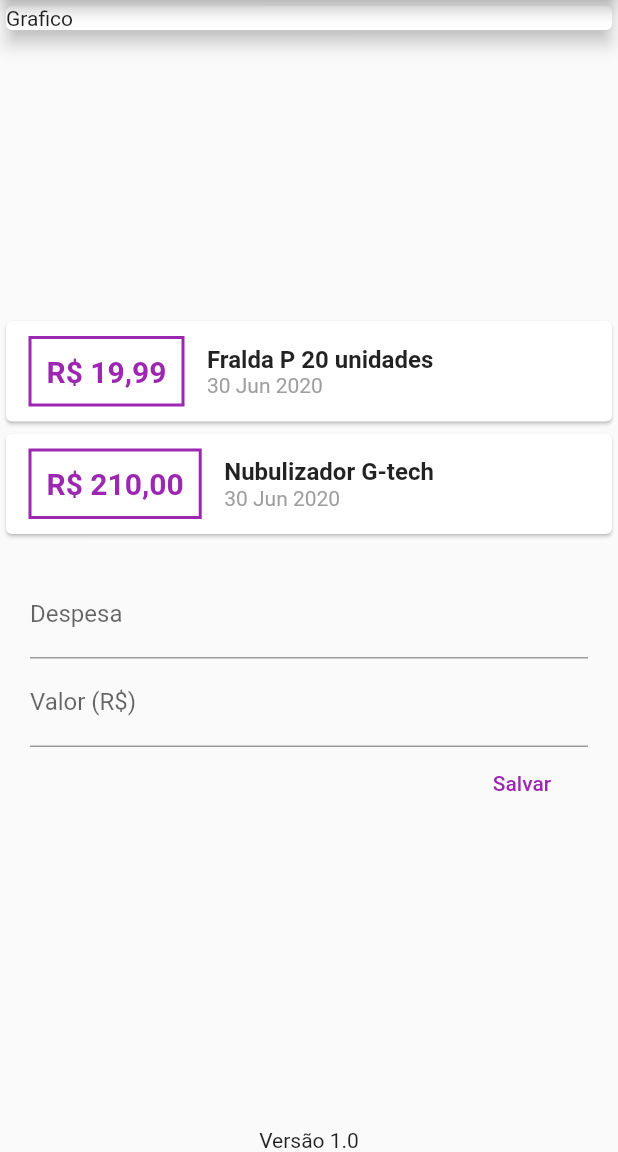
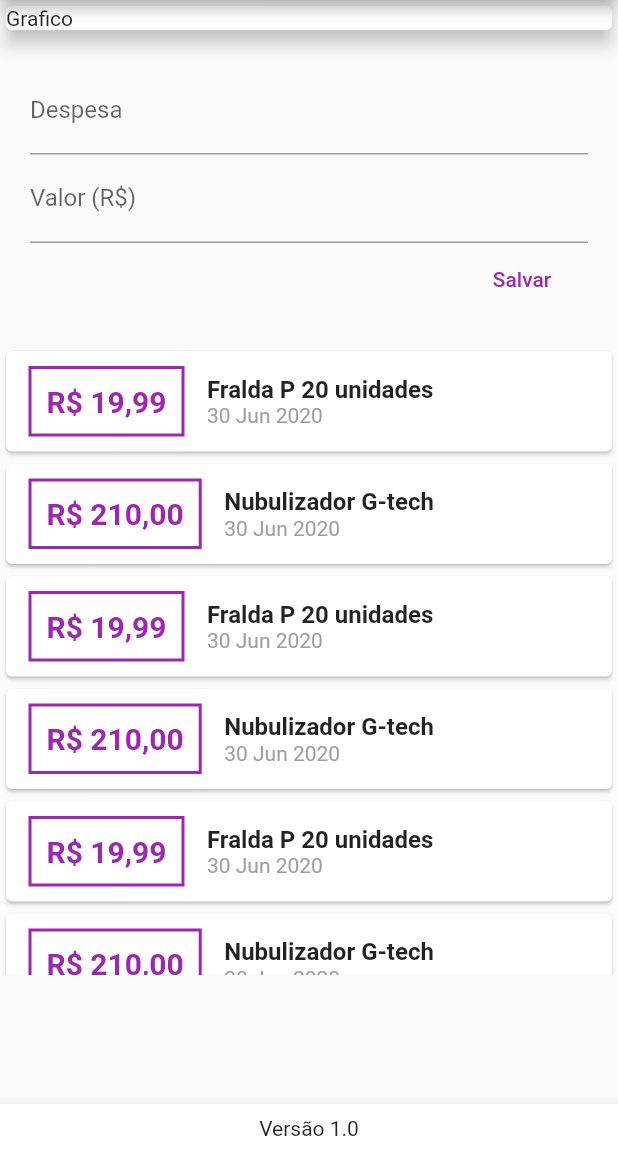
Before and after one commit to DaniloLM/despesas_pessoais, a Flutter app: the screen it shows after launch, after a tap on "Salvar", on a phone screen of 412 x 824 dp, the part 84-1236 px from its top. Run offline on Flutter 3.47's test engine with Material 2 defaults, Android fonts, the phone set to English and light mode, and no system bars.

Commit message:
Adicionando transaction e scroll

```diff
--- a/lib/components/transaction_form.dart
+++ b/lib/components/transaction_form.dart
@@ -3,6 +3,9 @@ import 'package:flutter/material.dart';
 class TransactionForm extends StatelessWidget {
   final titleController = TextEditingController();
   final valueController = TextEditingController();
+  final void Function(String, double) onSubmit;
+
+  TransactionForm(this.onSubmit);
 
   @override
   Widget build(BuildContext context) {
@@ -28,8 +31,8 @@ class TransactionForm extends StatelessWidget {
               FlatButton(
                 textColor: Colors.purple,
                 onPressed: () {
-                  print(titleController.text);
-                  print(valueController.text);
+                  final value = double.tryParse(valueController.text);
+                  onSubmit(titleController.text, value);
                 },
                 child: Text('Salvar'),
               ),
--- a/lib/components/transaction_list.dart
+++ b/lib/components/transaction_list.dart
@@ -9,7 +9,11 @@ class TransactionList extends StatelessWidget {
 
   @override
   Widget build(BuildContext context) {
-    return Column(
+    return Container(
+      height: 450,
+      padding: EdgeInsets.only(bottom: 30),
+      child: SingleChildScrollView(
+        child: Column(
           children: transactions.map((tr) {
             return Card(
               child: Row(
@@ -56,6 +60,8 @@ class TransactionList extends StatelessWidget {
               ),
             );
           }).toList(),
+        ),
+      ),
     );
   }
 }
--- a/lib/components/transaction_user.dart
+++ b/lib/components/transaction_user.dart
@@ -1,3 +1,5 @@
+import 'dart:math';
+
 import 'package:despesas_pessoais/components/transaction_form.dart';
 import 'package:despesas_pessoais/components/transaction_list.dart';
 import 'package:despesas_pessoais/model/transaction.dart';
@@ -22,14 +24,69 @@ class _TransactionUserState extends State<TransactionUser> {
       value: 210.00,
       date: DateTime.now(),
     ),
+    Transaction(
+      id: 't3',
+      title: 'Fralda P 20 unidades',
+      value: 19.99,
+      date: DateTime.now(),
+    ),
+    Transaction(
+      id: 't4',
+      title: 'Nubulizador G-tech',
+      value: 210.00,
+      date: DateTime.now(),
+    ),
+    Transaction(
+      id: 't5',
+      title: 'Fralda P 20 unidades',
+      value: 19.99,
+      date: DateTime.now(),
+    ),
+    Transaction(
+      id: 't6',
+      title: 'Nubulizador G-tech',
+      value: 210.00,
+      date: DateTime.now(),
+    ),
+    Transaction(
+      id: 't7',
+      title: 'Nubulizador G-tech',
+      value: 210.00,
+      date: DateTime.now(),
+    ),
+    Transaction(
+      id: 't8',
+      title: 'Fralda P 20 unidades',
+      value: 19.99,
+      date: DateTime.now(),
+    ),
+    Transaction(
+      id: 't9',
+      title: 'Nubulizador G-tech',
+      value: 210.00,
+      date: DateTime.now(),
+    ),
   ];
+
+  _addTransaction(String title, double value) {
+    final newTransaction = Transaction(
+      id: Random().nextDouble().toString(),
+      title: title,
+      value: value,
+      date: DateTime.now(),
+    );
+
+    setState(() {
+      _transaction.add(newTransaction);
+    });
+  }
 
   @override
   Widget build(BuildContext context) {
     return Column(
       children: <Widget>[
+        TransactionForm(_addTransaction),
         TransactionList(_transaction),
-        TransactionForm(),
       ],
     );
   }
--- a/lib/pages/homePage.dart
+++ b/lib/pages/homePage.dart
@@ -8,8 +8,9 @@ class HomePage extends StatelessWidget {
       appBar: AppBar(
         title: Text('Despesas Pessoais'),
       ),
-      body: Column(
-        mainAxisAlignment: MainAxisAlignment.spaceBetween,
+      body: SingleChildScrollView(
+        child: Column(
+          mainAxisAlignment: MainAxisAlignment.start,
           children: <Widget>[
             Container(
               width: double.infinity,
@@ -19,10 +20,20 @@ class HomePage extends StatelessWidget {
               ),
             ),
             TransactionUser(),
-          Container(
-            child: Text('Versão 1.0'),
+          ],
         ),
+      ),
+      bottomSheet: BottomAppBar(
+        color: Colors.white,
+        child: Padding(
+          padding: const EdgeInsets.all(8.0),
+          child: Row(
+            mainAxisAlignment: MainAxisAlignment.center,
+            children: <Widget>[
+              Text('Versão 1.0'),
             ],
+          ),
+        ),
       ),
     );
   }
```
Lines whose indentation alone changed are shown as unchanged.
